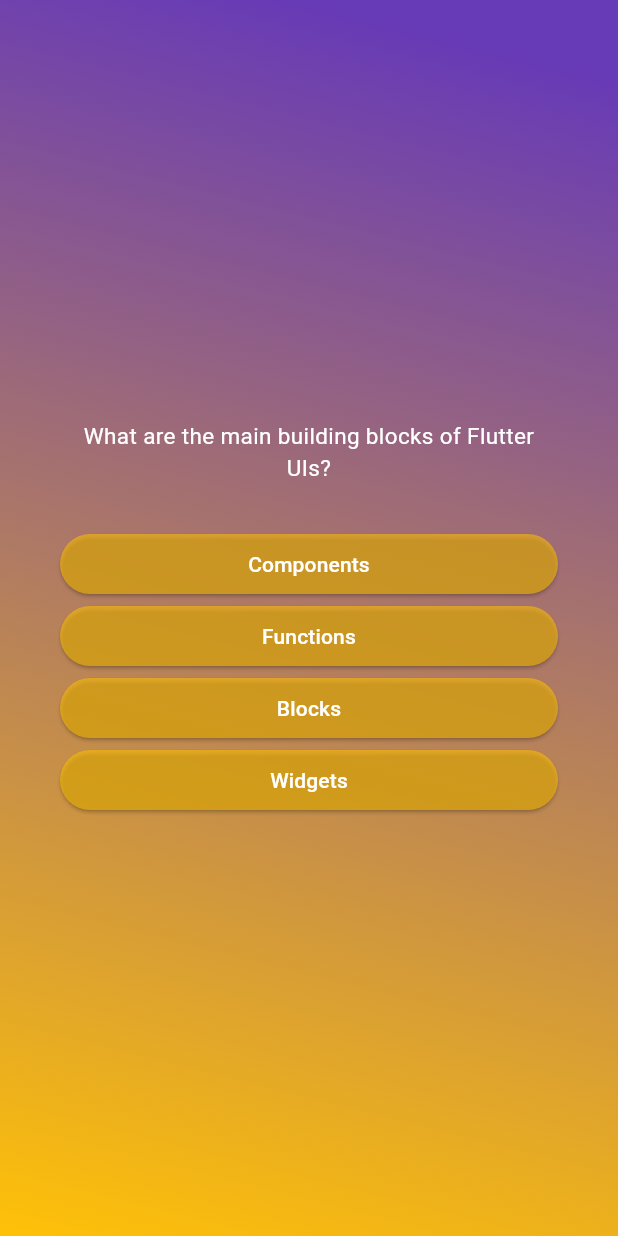
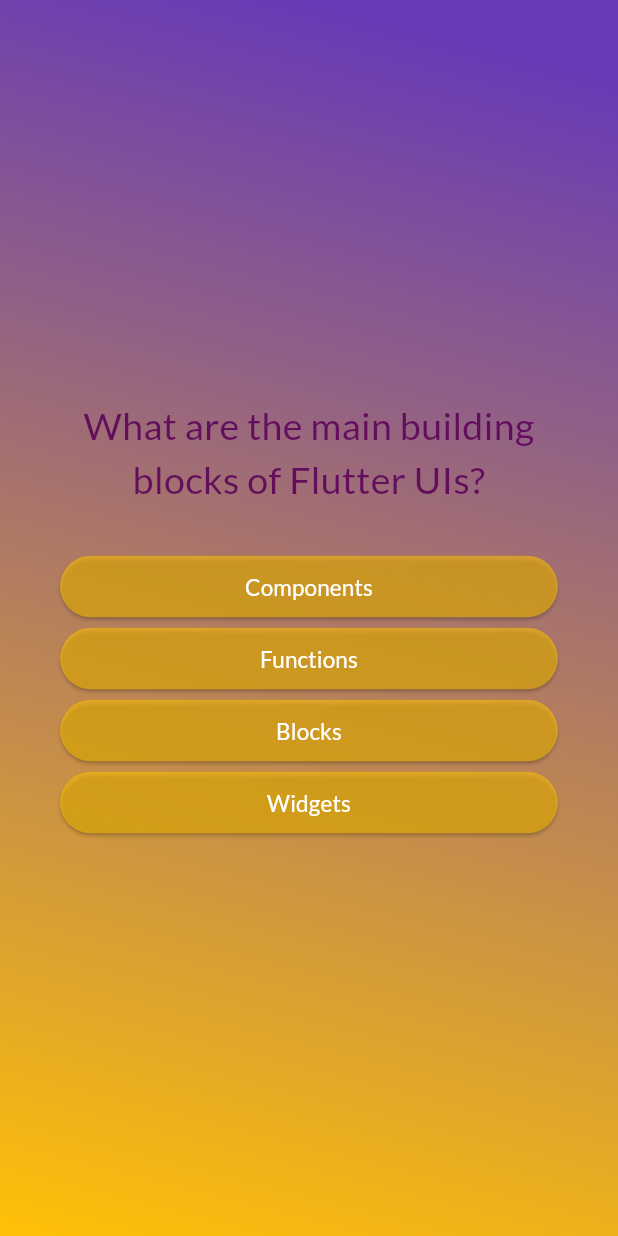
Before and after one commit to HassamAli2174/Quiz_app, a Flutter app: the screen it shows after launch, after a tap on "Start Quiz", on a phone screen of 412 x 824 dp. Run offline on Flutter 3.47's test engine with Material 3 defaults, Android fonts, the light colour scheme and no system bars; our stand-ins replace google_fonts.

Commit message:
`Added Google Fonts package and applied it to various widgets for styling purposes.`

```diff
--- a/lib/home_page.dart
+++ b/lib/home_page.dart
@@ -1,4 +1,5 @@
 import 'package:flutter/material.dart';
+import 'package:google_fonts/google_fonts.dart';
 
 class MyHomePage extends StatelessWidget {
   const MyHomePage(this.startQuiz, {super.key});
@@ -18,7 +19,7 @@
           SizedBox(height: 20),
           Text(
             'Learn Flutter The Fun Way',
-            style: TextStyle(fontSize: 20, color: Colors.white),
+            style: GoogleFonts.lato(fontSize: 20, color: Colors.white),
           ),
           SizedBox(height: 20),
           OutlinedButton.icon(
@@ -31,7 +32,7 @@
             icon: Icon(Icons.arrow_right_alt_outlined, color: Colors.black),
             label: Text(
               'Start Quiz',
-              style: TextStyle(fontSize: 15, color: Colors.black),
+              style: GoogleFonts.lato(fontSize: 15, color: Colors.black),
             ),
           ),
         ],
--- a/lib/questions_screen.dart
+++ b/lib/questions_screen.dart
@@ -2,6 +2,7 @@
 import 'package:adv_basic_quiz_app/widgets/answer_button.dart';
 import 'package:flutter/material.dart';
 import 'package:adv_basic_quiz_app/widgets/answer_button.dart';
+import 'package:google_fonts/google_fonts.dart';
 
 class QuestionsScreen extends StatefulWidget {
   const QuestionsScreen({super.key});
@@ -25,15 +26,18 @@
     return SizedBox(
       width: double.infinity,
       child: Container(
-        // padding: const EdgeInsets.symmetric(horizontal: 50.0),
-        margin: EdgeInsets.all(40),
+        padding: const EdgeInsets.symmetric(horizontal: 40.0),
+        // margin: EdgeInsets.all(40),
         child: Column(
           mainAxisAlignment: MainAxisAlignment.center,
           crossAxisAlignment: CrossAxisAlignment.stretch,
           children: [
             Text(
               currentQuestion.text,
-              style: TextStyle(color: Colors.white, fontSize: 15),
+              style: GoogleFonts.lato(
+                color: const Color.fromARGB(234, 94, 6, 89),
+                fontSize: 25,
+              ),
               textAlign: TextAlign.center,
             ),
             SizedBox(height: 30),
--- a/lib/widgets/answer_button.dart
+++ b/lib/widgets/answer_button.dart
@@ -1,4 +1,5 @@
 import 'package:flutter/material.dart';
+import 'package:google_fonts/google_fonts.dart';
 
 class AnswerButton extends StatelessWidget {
   const AnswerButton({
@@ -19,7 +20,11 @@
         foregroundColor: Colors.white,
         shape: RoundedRectangleBorder(borderRadius: BorderRadius.circular(40)),
       ),
-      child: Text(answerText, textAlign: TextAlign.center),
+      child: Text(
+        answerText,
+        textAlign: TextAlign.center,
+        style: GoogleFonts.lato(fontSize: 15),
+      ),
     );
   }
 }
```
